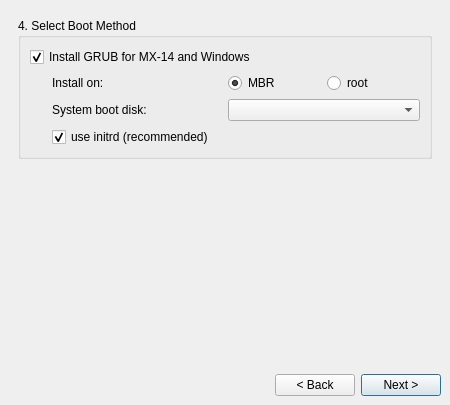
The window that meinstall.ui (anticapitalista/MX-installer) describes before a commit, drawn with Qt 5.
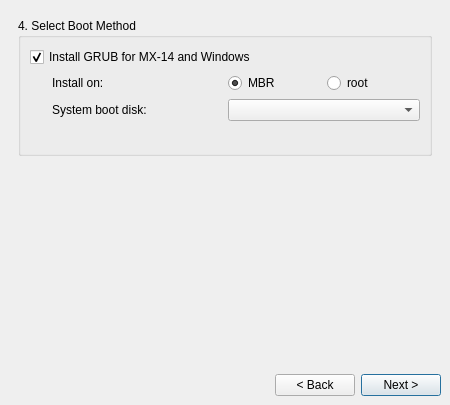
The same window after the commit.

Commit message: remove initrd checkbox

What changed in the file:
```diff
--- a/meinstall.ui
+++ b/meinstall.ui
@@ -927,25 +927,6 @@
             </property>
            </spacer>
           </item>
-          <item row="3" column="1" colspan="3">
-           <widget class="QCheckBox" name="initrdCheck">
-            <property name="sizePolicy">
-             <sizepolicy hsizetype="MinimumExpanding" vsizetype="Minimum">
-              <horstretch>0</horstretch>
-              <verstretch>0</verstretch>
-             </sizepolicy>
-            </property>
-            <property name="text">
-             <string>use initrd (recommended)</string>
-            </property>
-            <property name="shortcut">
-             <string>Alt+X</string>
-            </property>
-            <property name="checked">
-             <bool>true</bool>
-            </property>
-           </widget>
-          </item>
           <item row="1" column="3">
            <widget class="QRadioButton" name="grubRootButton">
             <property name="sizePolicy">
```
Left out of the diff: 17 changed lines with no effect on the pictures.
